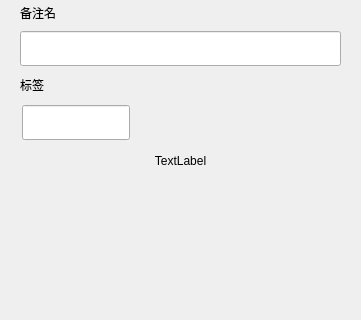
This is client/llfcchat/applyfriend.ui in xiegd/chat as Qt 5 draws it before an edit; both pictures show x 0 to 361 and y 132 to 452 of the 361 by 621 pixel window. The edited form follows.
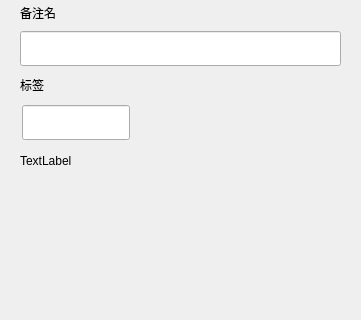
This is the edited form. Custom widgets are drawn as their Qt base class.

Diff of the .ui file:
```diff
--- a/client/llfcchat/applyfriend.ui
+++ b/client/llfcchat/applyfriend.ui
@@ -221,13 +221,28 @@
             </size>
            </property>
            <layout class="QVBoxLayout" name="verticalLayout_5">
+            <property name="spacing">
+             <number>0</number>
+            </property>
+            <property name="leftMargin">
+             <number>0</number>
+            </property>
+            <property name="topMargin">
+             <number>0</number>
+            </property>
+            <property name="rightMargin">
+             <number>0</number>
+            </property>
+            <property name="bottomMargin">
+             <number>0</number>
+            </property>
             <item>
              <widget class="ClickedOnceLabel" name="tip_lb">
               <property name="text">
                <string>TextLabel</string>
               </property>
               <property name="alignment">
-               <set>Qt::AlignCenter</set>
+               <set>Qt::AlignLeading|Qt::AlignLeft|Qt::AlignVCenter</set>
               </property>
              </widget>
             </item>
```
